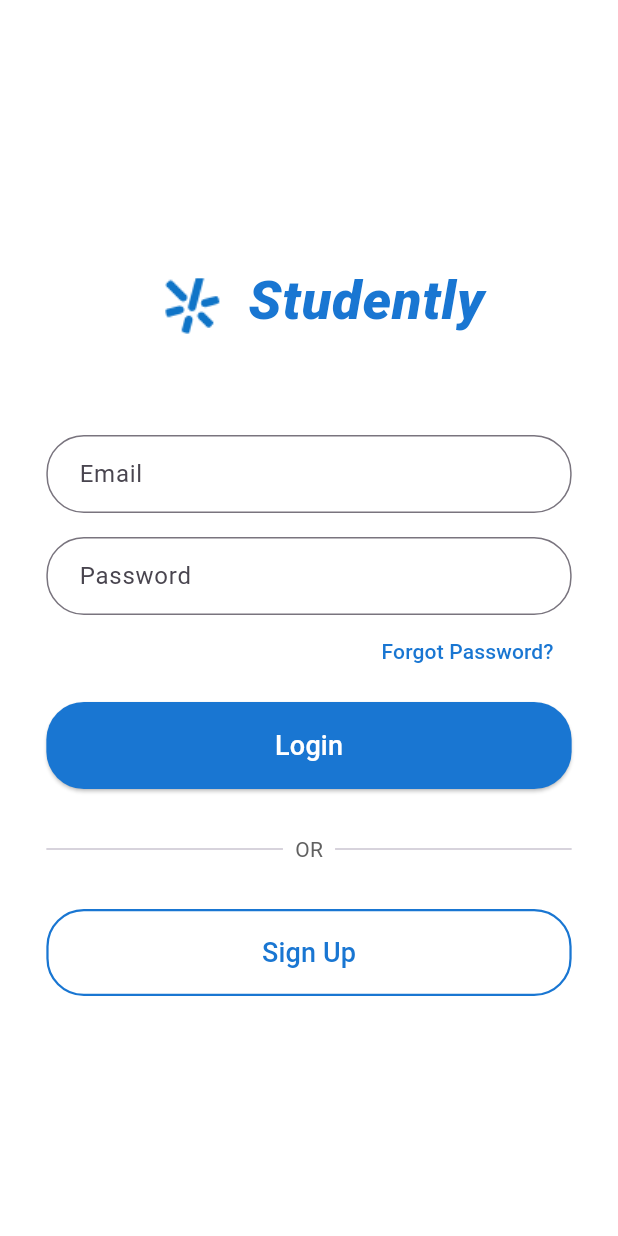
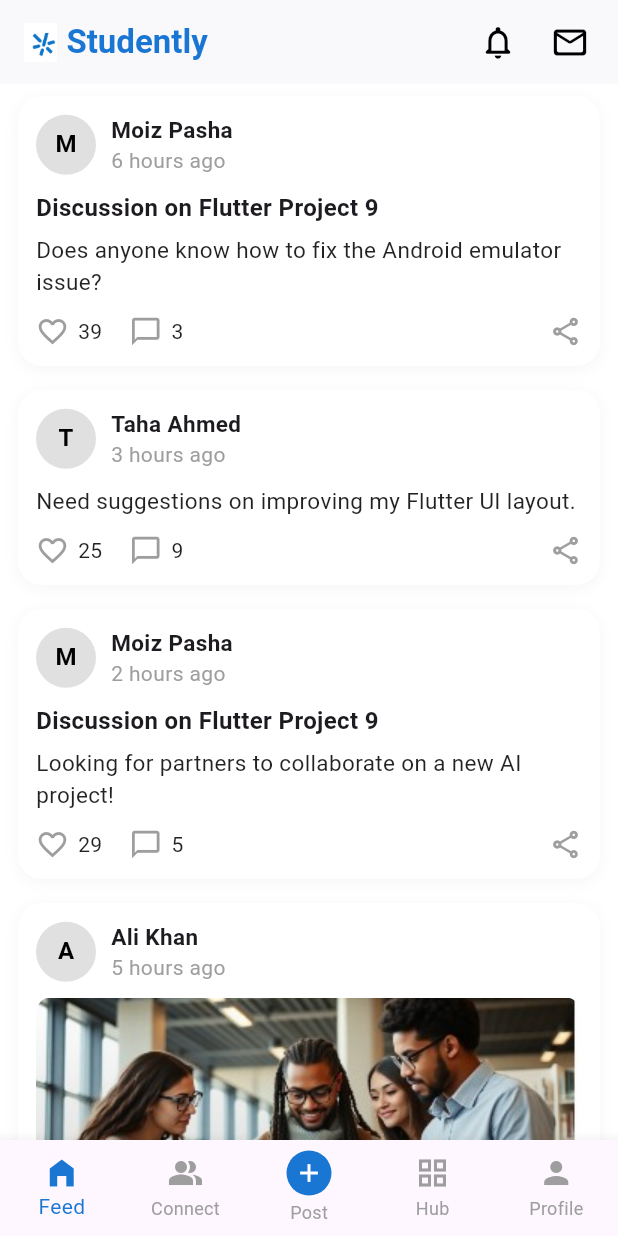
Before and after one commit to STahaA78/Studently, a Flutter app: the screen it shows after launch, after a tap on "Login", on a phone screen of 412 x 824 dp. Run offline on Flutter 3.47's test engine with Material 3 defaults, Android fonts, the phone set to English and light mode, and no system bars.

Commit message:
Community feed added

```diff
--- /dev/null
+++ b/frontend/studently_frontend/lib/screens/community_feed_page.dart
@@ -0,0 +1,293 @@
+import 'package:flutter/material.dart';
+import 'dart:math';
+
+class CommunityFeedPage extends StatefulWidget {
+  const CommunityFeedPage({super.key});
+
+  @override
+  State<CommunityFeedPage> createState() => _CommunityFeedPageState();
+}
+
+class _CommunityFeedPageState extends State<CommunityFeedPage> {
+  final Color blue = const Color(0xFF1976D2);
+  final Random random = Random();
+
+  final List<Map<String, dynamic>> posts = [];
+  final Map<int, bool> likedPosts = {};
+  final Map<int, int> likeCounts = {};
+
+  @override
+  void initState() {
+    super.initState();
+
+    // Generate sample random posts
+    for (int i = 0; i < 15; i++) {
+      posts.add({
+        "name": ["Moiz Pasha", "Taha Ahmed", "Sara Malik", "Ali Khan", "Fatima Noor"][random.nextInt(5)],
+        "time": "${random.nextInt(6) + 1} hours ago",
+        "title": random.nextBool() ? "Discussion on Flutter Project ${random.nextInt(20)}" : null,
+        "description": [
+          "Hey everyone! Let's form a study group for tomorrow's lab session.",
+          "Does anyone know how to fix the Android emulator issue?",
+          "Looking for partners to collaborate on a new AI project!",
+          "I'm sharing my notes for today's lecture. Hope it helps!",
+          "Need suggestions on improving my Flutter UI layout."
+        ][random.nextInt(5)],
+        "likes": random.nextInt(40) + 1,
+        "comments": random.nextInt(10) + 1,
+        "image": random.nextBool() ? "assets/images/group_study.jpg" : null,
+      });
+    }
+  }
+
+  void toggleLike(int index) {
+    setState(() {
+      likedPosts[index] = !(likedPosts[index] ?? false);
+      likeCounts[index] = (likeCounts[index] ?? posts[index]["likes"]) +
+          (likedPosts[index]! ? 1 : -1);
+    });
+  }
+
+  @override
+  Widget build(BuildContext context) {
+    return Scaffold(
+      backgroundColor: Colors.white,
+      appBar: AppBar(
+        elevation: 0.8,
+        backgroundColor: Colors.white,
+        title: Row(
+          children: [
+            Image.asset(
+              'assets/images/studently_logo.png',
+              height: 26,
+            ),
+            const SizedBox(width: 6),
+            Text(
+              'Studently',
+              style: TextStyle(
+                fontSize: 22,
+                color: blue,
+                fontWeight: FontWeight.w700,
+              ),
+            ),
+          ],
+        ),
+        actions: [
+          IconButton(
+            icon: const Icon(Icons.notifications_none_rounded,
+                color: Colors.black, size: 26),
+            onPressed: () {
+              Navigator.push(
+                context,
+                MaterialPageRoute(builder: (_) => const NotificationsPage()),
+              );
+            },
+          ),
+          IconButton(
+            icon: const Icon(Icons.mail_outline_rounded,
+                color: Colors.black, size: 26),
+            onPressed: () {
+              Navigator.push(
+                context,
+                MaterialPageRoute(builder: (_) => const MessagesPage()),
+              );
+            },
+          ),
+          const SizedBox(width: 8),
+        ],
+      ),
+      body: ListView.builder(
+        padding: const EdgeInsets.symmetric(vertical: 8, horizontal: 12),
+        itemCount: posts.length,
+        itemBuilder: (context, index) {
+          final post = posts[index];
+          final bool isLiked = likedPosts[index] ?? false;
+          final int likes = likeCounts[index] ?? post["likes"];
+          final int comments = post["comments"];
+
+          return _buildPostCard(
+            index: index,
+            name: post["name"],
+            time: post["time"],
+            image: post["image"],
+            title: post["title"],
+            description: post["description"],
+            isLiked: isLiked,
+            likes: likes,
+            comments: comments,
+          );
+        },
+      ),
+      bottomNavigationBar: BottomNavigationBar(
+        currentIndex: 0,
+        selectedItemColor: blue,
+        unselectedItemColor: Colors.grey,
+        showUnselectedLabels: true,
+        type: BottomNavigationBarType.fixed,
+        items: const [
+          BottomNavigationBarItem(icon: Icon(Icons.home_filled), label: "Feed"),
+          BottomNavigationBarItem(icon: Icon(Icons.people_alt), label: "Connect"),
+          BottomNavigationBarItem(
+            icon: CircleAvatar(
+              radius: 15,
+              backgroundColor: Color(0xFF1976D2),
+              child: Icon(Icons.add, color: Colors.white, size: 20),
+            ),
+            label: "Post",
+          ),
+          BottomNavigationBarItem(icon: Icon(Icons.grid_view), label: "Hub"),
+          BottomNavigationBarItem(icon: Icon(Icons.person), label: "Profile"),
+        ],
+      ),
+    );
+  }
+
+  Widget _buildPostCard({
+    required int index,
+    required String name,
+    required String time,
+    String? image,
+    String? title,
+    required String description,
+    required bool isLiked,
+    required int likes,
+    required int comments,
+  }) {
+    return Container(
+      margin: const EdgeInsets.only(bottom: 16),
+      padding: const EdgeInsets.all(12),
+      decoration: BoxDecoration(
+        color: Colors.white,
+        borderRadius: BorderRadius.circular(16),
+        boxShadow: [
+          BoxShadow(
+            color: Colors.grey.withOpacity(0.1),
+            blurRadius: 8,
+            offset: const Offset(0, 2),
+          ),
+        ],
+      ),
+      child: Column(
+        crossAxisAlignment: CrossAxisAlignment.start,
+        children: [
+          // ===== User Info
+          Row(
+            children: [
+              CircleAvatar(
+                backgroundColor: Colors.grey.shade300,
+                child: Text(
+                  name[0],
+                  style: const TextStyle(
+                      color: Colors.black, fontWeight: FontWeight.w600),
+                ),
+              ),
+              const SizedBox(width: 10),
+              Column(
+                crossAxisAlignment: CrossAxisAlignment.start,
+                children: [
+                  Text(name,
+                      style: const TextStyle(
+                          fontWeight: FontWeight.w600, fontSize: 15)),
+                  Text(time, style: const TextStyle(color: Colors.grey)),
+                ],
+              ),
+            ],
+          ),
+          const SizedBox(height: 10),
+
+          if (image != null)
+            ClipRRect(
+              borderRadius: BorderRadius.circular(10),
+              child: Image.asset(image, fit: BoxFit.cover),
+            ),
+          if (image != null) const SizedBox(height: 10),
+
+          if (title != null)
+            Text(
+              title,
+              style: const TextStyle(
+                fontSize: 16,
+                fontWeight: FontWeight.bold,
+              ),
+            ),
+          if (title != null) const SizedBox(height: 6),
+
+          Text(
+            description,
+            style: const TextStyle(fontSize: 15, color: Colors.black87),
+          ),
+          const SizedBox(height: 12),
+
+          Row(
+            mainAxisAlignment: MainAxisAlignment.spaceBetween,
+            children: [
+              Row(
+                children: [
+                  GestureDetector(
+                    onTap: () => toggleLike(index),
+                    child: Icon(
+                      isLiked ? Icons.favorite : Icons.favorite_border,
+                      color: isLiked ? Colors.red : Colors.grey,
+                      size: 22,
+                    ),
+                  ),
+                  const SizedBox(width: 6),
+                  Text("$likes",
+                      style:
+                          const TextStyle(fontSize: 14, color: Colors.black87)),
+                  const SizedBox(width: 18),
+                  GestureDetector(
+                    onTap: () {
+                      ScaffoldMessenger.of(context).showSnackBar(
+                        const SnackBar(
+                          content: Text("Comments feature coming soon!"),
+                          duration: Duration(seconds: 1),
+                        ),
+                      );
+                    },
+                    child: const Icon(Icons.chat_bubble_outline,
+                        size: 22, color: Colors.grey),
+                  ),
+                  const SizedBox(width: 6),
+                  Text("$comments",
+                      style:
+                          const TextStyle(fontSize: 14, color: Colors.black87)),
+                ],
+              ),
+              const Icon(Icons.share_outlined, size: 22, color: Colors.grey),
+            ],
+          ),
+        ],
+      ),
+    );
+  }
+}
+
+// Dummy pages for navigation
+class NotificationsPage extends StatelessWidget {
+  const NotificationsPage({super.key});
+
+  @override
+  Widget build(BuildContext context) {
+    return Scaffold(
+      appBar: AppBar(title: const Text("Notifications")),
+      body: const Center(
+        child: Text("No new notifications yet."),
+      ),
+    );
+  }
+}
+
+class MessagesPage extends StatelessWidget {
+  const MessagesPage({super.key});
+
+  @override
+  Widget build(BuildContext context) {
+    return Scaffold(
+      appBar: AppBar(title: const Text("Messages")),
+      body: const Center(
+        child: Text("No new messages yet."),
+      ),
+    );
+  }
+}
--- a/frontend/studently_frontend/lib/screens/home_page.dart
+++ /dev/null
@@ -1,15 +0,0 @@
-import 'package:flutter/material.dart';
-
-class HomePage extends StatelessWidget {
-  const HomePage({super.key});
-
-  @override
-  Widget build(BuildContext context) {
-    return Scaffold(
-      appBar: AppBar(title: const Text("Studently Home")),
-      body: const Center(
-        child: Text("Welcome to Studently!"),
-      ),
-    );
-  }
-}
--- a/frontend/studently_frontend/lib/screens/login_page.dart
+++ b/frontend/studently_frontend/lib/screens/login_page.dart
@@ -1,5 +1,6 @@
 import 'package:flutter/material.dart';
-import 'signup_basic_page.dart'; // <-- import the signup page here
+import 'signup_basic_page.dart';
+import 'community_feed_page.dart';
 
 class LoginPage extends StatelessWidget {
   const LoginPage({super.key});
@@ -9,7 +10,8 @@ class LoginPage extends StatelessWidget {
     final Color blue = const Color(0xFF1976D2);
     final Size screenSize = MediaQuery.of(context).size;
     final bool isLandscape = screenSize.width > screenSize.height;
-    final double formWidth = isLandscape ? screenSize.width * 0.6 : screenSize.width * 0.85;
+    final double formWidth =
+        isLandscape ? screenSize.width * 0.6 : screenSize.width * 0.85;
 
     return Scaffold(
       backgroundColor: Colors.white,
@@ -54,7 +56,8 @@ class LoginPage extends StatelessWidget {
                         keyboardType: TextInputType.emailAddress,
                         decoration: InputDecoration(
                           hintText: 'Email',
-                          contentPadding: const EdgeInsets.symmetric(horizontal: 18, vertical: 14),
+                          contentPadding: const EdgeInsets.symmetric(
+                              horizontal: 18, vertical: 14),
                           border: OutlineInputBorder(
                             borderRadius: BorderRadius.circular(25),
                           ),
@@ -67,7 +70,8 @@ class LoginPage extends StatelessWidget {
                         obscureText: true,
                         decoration: InputDecoration(
                           hintText: 'Password',
-                          contentPadding: const EdgeInsets.symmetric(horizontal: 18, vertical: 14),
+                          contentPadding: const EdgeInsets.symmetric(
+                              horizontal: 18, vertical: 14),
                           border: OutlineInputBorder(
                             borderRadius: BorderRadius.circular(25),
                           ),
@@ -79,17 +83,24 @@ class LoginPage extends StatelessWidget {
                         alignment: Alignment.centerRight,
                         child: TextButton(
                           onPressed: () {},
-                          child: Text('Forgot Password?', style: TextStyle(color: blue)),
+                          child:
+                              Text('Forgot Password?', style: TextStyle(color: blue)),
                         ),
                       ),
                       const SizedBox(height: 10),
 
-                      // Login Button
+                      // ===== Login Button =====
                       SizedBox(
                         width: double.infinity,
                         child: ElevatedButton(
                           onPressed: () {
-                            // Add login logic or navigation here
+                            // Navigate to community feed page
+                            Navigator.pushReplacement(
+                              context,
+                              MaterialPageRoute(
+                                builder: (context) => const CommunityFeedPage(),
+                              ),
+                            );
                           },
                           style: ElevatedButton.styleFrom(
                             backgroundColor: blue,
@@ -108,14 +119,16 @@ class LoginPage extends StatelessWidget {
                           ),
                         ),
                       ),
+
                       const SizedBox(height: 30),
 
-                      // OR Divider
+                      // ===== OR Divider =====
                       Row(
                         children: [
                           const Expanded(child: Divider(thickness: 1)),
                           Padding(
-                            padding: const EdgeInsets.symmetric(horizontal: 8),
+                            padding:
+                                const EdgeInsets.symmetric(horizontal: 8),
                             child: Text(
                               'OR',
                               style: TextStyle(color: Colors.grey[700]),
@@ -126,7 +139,7 @@ class LoginPage extends StatelessWidget {
                       ),
                       const SizedBox(height: 30),
 
-                      // Sign Up Button (navigates to SignupBasicPage)
+                      // ===== Sign Up Button =====
                       SizedBox(
                         width: double.infinity,
                         child: OutlinedButton(
@@ -139,7 +152,8 @@ class LoginPage extends StatelessWidget {
                             );
                           },
                           style: OutlinedButton.styleFrom(
-                            padding: const EdgeInsets.symmetric(vertical: 16),
+                            padding:
+                                const EdgeInsets.symmetric(vertical: 16),
                             side: BorderSide(color: blue, width: 1.5),
                             shape: RoundedRectangleBorder(
                               borderRadius: BorderRadius.circular(25),
--- a/frontend/studently_frontend/lib/screens/signup_email_verification_page.dart
+++ b/frontend/studently_frontend/lib/screens/signup_email_verification_page.dart
@@ -1,5 +1,6 @@
 import 'package:flutter/material.dart';
 import 'package:flutter/services.dart';
+import 'community_feed_page.dart';
 
 class SignupEmailVerificationPage extends StatefulWidget {
   const SignupEmailVerificationPage({super.key});
@@ -49,6 +50,14 @@ class _SignupEmailVerificationPageState
     String code = _controllers.map((e) => e.text).join();
     if (code.length == 6) {
       _showCircularNotification("✅ Verified", color: Colors.green);
+
+      // Navigate after 2.2 seconds (after notification animation)
+      Future.delayed(const Duration(milliseconds: 2200), () {
+        Navigator.pushReplacement(
+          context,
+          MaterialPageRoute(builder: (_) => const CommunityFeedPage()),
+        );
+      });
     } else {
       _showCircularNotification("❗ Enter all digits", color: Colors.redAccent);
     }
--- a/frontend/studently_frontend/pubspec.yaml
+++ b/frontend/studently_frontend/pubspec.yaml
@@ -58,6 +58,7 @@ flutter:
   uses-material-design: true
   assets:
     - assets/images/studently_logo.png
+    - assets/images/group_study.jpg
 
   # To add assets to your application, add an assets section, like this:
   # assets:
```
Also changed, not shown: frontend/studently_frontend/assets/images/group_study.jpg (added).
